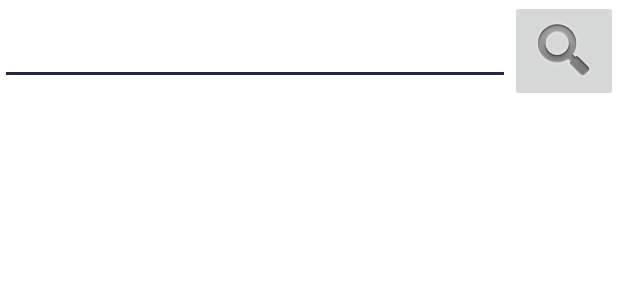
After one commit to revutsky0/MyWeatherApp, an Android app: the layout fragment_search_city.xml on its own in the app's theme, with its tools: preview values and no code run, on a phone screen of 412 x 824 dp. The commit adds this screen. Shown: the top 300 px of the screen. Run offline under Robolectric (Android 15) with nearby library versions, the phone set to English and light mode, and no system bars; network calls fail.

Commit message:
add search fragment

```diff
--- a/app/src/main/java/com/example/myweatherapp/domain/models/City.kt
+++ b/app/src/main/java/com/example/myweatherapp/domain/models/City.kt
@@ -1,8 +1,10 @@
 package com.example.myweatherapp.domain.models
+
+import java.io.Serializable
 
 data class City(
     val name: String,
     val country: String,
     val lat: Float,
     val lon: Float
-)
+) : Serializable
--- a/app/src/main/java/com/example/myweatherapp/presenter/detail/DetailFragment.kt
+++ b/app/src/main/java/com/example/myweatherapp/presenter/detail/DetailFragment.kt
@@ -50,6 +50,7 @@ class DetailFragment : Fragment() {
                     tvDetailsPrecipitation.text = "${it.precipitation}%"
                     tvDetailsWind.text = "${it.wind} $windUnits"
                     tvDetailsPressure.text = "${it.pressure} $pressureUnits"
+                    tvDetailsClouds
                 }
             }
         })
--- a/app/src/main/java/com/example/myweatherapp/presenter/main/WeeklyAdapter.kt
+++ b/app/src/main/java/com/example/myweatherapp/presenter/weather/WeeklyAdapter.kt
@@ -1,4 +1,4 @@
-package com.example.myweatherapp.presenter.main
+package com.example.myweatherapp.presenter.weather
 
 import android.annotation.SuppressLint
 import android.view.LayoutInflater
@@ -41,7 +41,6 @@ class WeeklyAdapter : RecyclerView.Adapter<WeeklyAdapter.WeeklyWeatherViewHolder
         return weeklyWeather.size
     }
 
-
     fun interface OnWeatherDailyItemClickListener {
         fun onClick(id: Long)
     }
--- a/app/src/main/res/layout/activity_main.xml
+++ b/app/src/main/res/layout/activity_main.xml
@@ -1,7 +1,6 @@
 <?xml version="1.0" encoding="utf-8"?>
 <androidx.fragment.app.FragmentContainerView xmlns:android="http://schemas.android.com/apk/res/android"
     android:id="@+id/mainActivityFCV"
-    android:name="com.example.myweatherapp.presenter.main.MainFragment"
     android:layout_width="match_parent"
     android:layout_height="match_parent"
     />
--- /dev/null
+++ b/app/src/main/res/layout/fragment_search_city.xml
@@ -0,0 +1,43 @@
+<?xml version="1.0" encoding="utf-8"?>
+<FrameLayout xmlns:android="http://schemas.android.com/apk/res/android"
+    xmlns:app="http://schemas.android.com/apk/res-auto"
+    xmlns:tools="http://schemas.android.com/tools"
+    android:layout_width="match_parent"
+    android:layout_height="match_parent"
+    tools:context=".presenter.search.SearchCityFragment">
+
+    <androidx.constraintlayout.widget.ConstraintLayout
+        android:layout_width="match_parent"
+        android:layout_height="match_parent">
+
+        <EditText
+            android:id="@+id/searchCityName"
+            android:layout_width="0dp"
+            android:layout_height="wrap_content"
+            android:ems="10"
+            android:inputType="textPersonName"
+            app:layout_constraintBottom_toBottomOf="@+id/searchButton"
+            app:layout_constraintEnd_toStartOf="@+id/searchButton"
+            app:layout_constraintStart_toStartOf="parent"
+            app:layout_constraintTop_toTopOf="@+id/searchButton" />
+
+        <ListView
+            android:id="@+id/searchCityList"
+            android:layout_width="match_parent"
+            android:layout_height="0dp"
+            app:layout_constraintBottom_toBottomOf="parent"
+            app:layout_constraintEnd_toEndOf="parent"
+            app:layout_constraintStart_toStartOf="parent"
+            app:layout_constraintTop_toBottomOf="@+id/searchButton" />
+
+        <ImageButton
+            android:id="@+id/searchButton"
+            android:layout_width="wrap_content"
+            android:layout_height="wrap_content"
+            android:src="@android:drawable/ic_search_category_default"
+            app:layout_constraintEnd_toEndOf="parent"
+            app:layout_constraintTop_toTopOf="parent" />
+
+    </androidx.constraintlayout.widget.ConstraintLayout>
+
+</FrameLayout>
--- a/app/src/main/res/values/strings.xml
+++ b/app/src/main/res/values/strings.xml
@@ -19,5 +19,7 @@
     <string name="day_temp_icon_description_dark">Иконка погоды днем (темная)</string>
     <string name="night_temp_icon_description_dark">Иконка погоды ночью (темная)</string>
     <string name="pressure_units">мм рт. ст.</string>
+    <!-- TODO: Remove or change this placeholder text -->
+    <string name="hello_blank_fragment">Hello blank fragment</string>
 
 </resources>
```
Also changed, not shown: app/src/main/java/com/example/myweatherapp/presenter/main/MainActivity.kt (+18 -4 lines), app/src/main/java/com/example/myweatherapp/presenter/main/MainViewModel.kt (+7 -66 lines), app/src/main/java/com/example/myweatherapp/presenter/search/SearchCityFragment.kt (added, +68 -0 lines), app/src/main/java/com/example/myweatherapp/presenter/search/SearchViewModel.kt (added, +29 -0 lines), app/src/main/java/com/example/myweatherapp/presenter/weather/WeatherFragment.kt (renamed from app/src/main/java/com/example/myweatherapp/presenter/main/MainFragment.kt, +14 -12 lines), app/src/main/java/com/example/myweatherapp/presenter/weather/WeatherViewModel.kt (added, +67 -0 lines), app/src/main/res/layout/fragment_weather.xml (renamed from app/src/main/res/layout/fragment_main.xml, +9 -58 lines).
